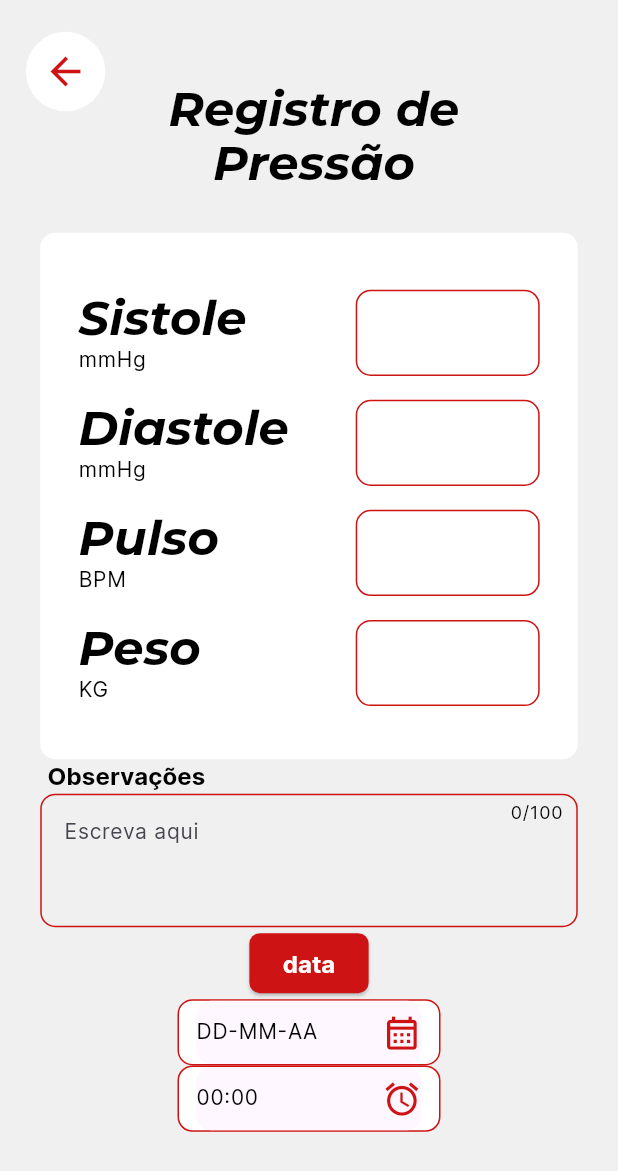
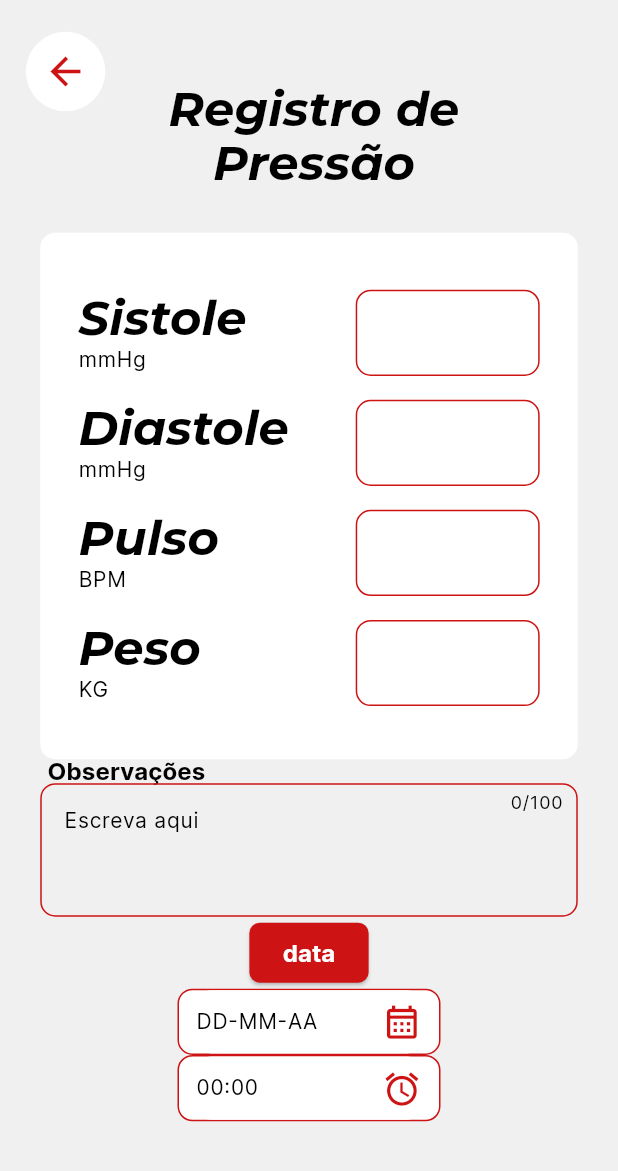
Before and after one commit to febzr/cardiocare, a Flutter app: the createCard screen opened directly, on a phone screen of 412 x 824 dp. Shown: the top 1171 px of the screen. Run offline on Flutter 3.47's test engine with Material 3 defaults, Android fonts, the phone set to English and light mode, and no system bars; our stand-ins replace firebase_auth, fl_chart; missing offline and left inert: iconic; accounts and stored records are empty.

```diff
--- a/proj-dsi/lib/components/inputs/custom_text_field.dart.dart
+++ b/proj-dsi/lib/components/inputs/custom_text_field.dart.dart
@@ -30,7 +30,7 @@ class _customTextField extends State<customTextField> {
                       ? Theme.of(context)
                           .textTheme
                           .labelLarge
-                          ?.copyWith(color: Theme.of(context).errorColor)
+                          ?.copyWith(color: Theme.of(context).colorScheme.error)
                       : Theme.of(context).textTheme.labelLarge)),
           TextFormField(
             controller: widget.controller,
--- a/proj-dsi/lib/components/inputs/custom_text_field_senha.dart
+++ b/proj-dsi/lib/components/inputs/custom_text_field_senha.dart
@@ -32,7 +32,7 @@ class _customTextFieldSenha extends State<customTextFieldsenha> {
                       ? Theme.of(context)
                           .textTheme
                           .labelLarge
-                          ?.copyWith(color: Theme.of(context).errorColor)
+                          ?.copyWith(color: Theme.of(context).colorScheme.error)
                       : Theme.of(context).textTheme.labelLarge)),
           TextFormField(
             obscureText: !senhaVisivel,
--- a/proj-dsi/lib/themes/theme_main.dart
+++ b/proj-dsi/lib/themes/theme_main.dart
@@ -6,15 +6,14 @@ ThemeData themeMain = ThemeData(
   brightness: Brightness.light,
   scaffoldBackgroundColor: Color.fromARGB(255, 240, 240, 240),
   cardColor: Colors.white,
-    errorColor: Color.fromARGB(255, 205, 19, 19),
   elevatedButtonTheme: ElevatedButtonThemeData(
       style: ElevatedButton.styleFrom(
           foregroundColor: Colors.white,
           backgroundColor: Color.fromARGB(255, 205, 19, 19),
           textStyle: TextStyle(
               fontSize: 16, fontFamily: 'inter', fontWeight: FontWeight.w700),
-            shape: RoundedRectangleBorder(
-                borderRadius: BorderRadius.circular(7)))),
+          shape:
+              RoundedRectangleBorder(borderRadius: BorderRadius.circular(7)))),
   shadowColor: Color.fromARGB(63, 0, 0, 0),
   textTheme: const TextTheme(
     titleLarge: TextStyle(
@@ -28,12 +27,13 @@ ThemeData themeMain = ThemeData(
         color: Colors.black,
         fontFamily: 'montserrat',
         fontWeight: FontWeight.w700,
-            fontStyle: FontStyle.italic,height: 1.125),
+        fontStyle: FontStyle.italic,
+        height: 1.125),
     labelLarge: TextStyle(
         fontSize: 16,
         color: Colors.black,
         fontWeight: FontWeight.w700,
-            fontFamily: 'inter'),
+        fontFamily: 'inter', height: 1),
     labelMedium: TextStyle(
         fontSize: 14,
         fontWeight: FontWeight.w400,
@@ -65,5 +65,29 @@ ThemeData themeMain = ThemeData(
         fontSize: 16,
         fontWeight: FontWeight.w600,
         color: Colors.white),
-
-        ));
+        displaySmall: TextStyle(
+        fontSize: 32,
+        color: Colors.white,
+        fontFamily: 'montserrat',
+        fontWeight: FontWeight.w700,
+        fontStyle: FontStyle.italic,
+        height: 1.125),
+        headlineSmall: TextStyle(
+        fontSize: 24,
+        color: Colors.black,
+        fontFamily: 'inter',
+        fontWeight: FontWeight.w500,
+        height: 1.125),
+        displayLarge: TextStyle(
+        fontSize: 14,
+        color: Colors.white,
+        fontFamily: 'inter',
+        fontWeight: FontWeight.w700,
+        height: 1.125),
+        // nao usar bodylarger pois quebra o datapicker
+  ),
+  colorScheme: ColorScheme.fromSwatch(
+  ).copyWith(
+    error: Color.fromARGB(255, 205, 19, 19), // Personalize a cor de erro
+  ),
+);
```
Also changed, not shown: proj-dsi/lib/components/drawer/drawer.dart (added, +157 -0 lines), proj-dsi/pubspec.lock. Lines whose indentation alone changed are shown as unchanged.
